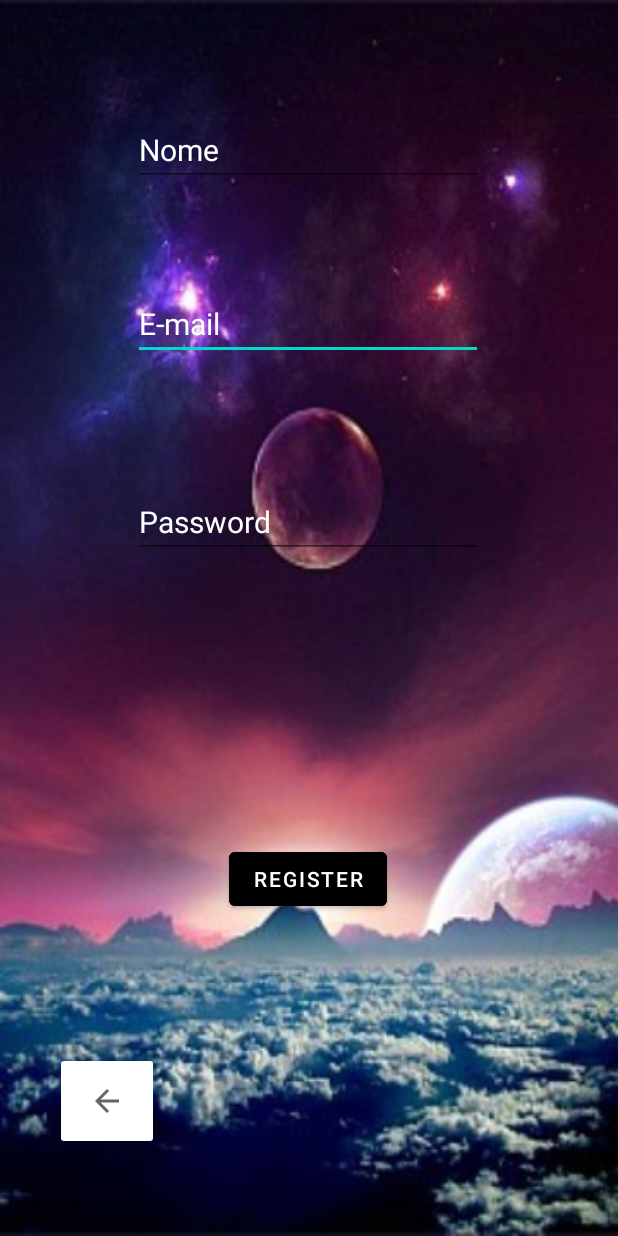
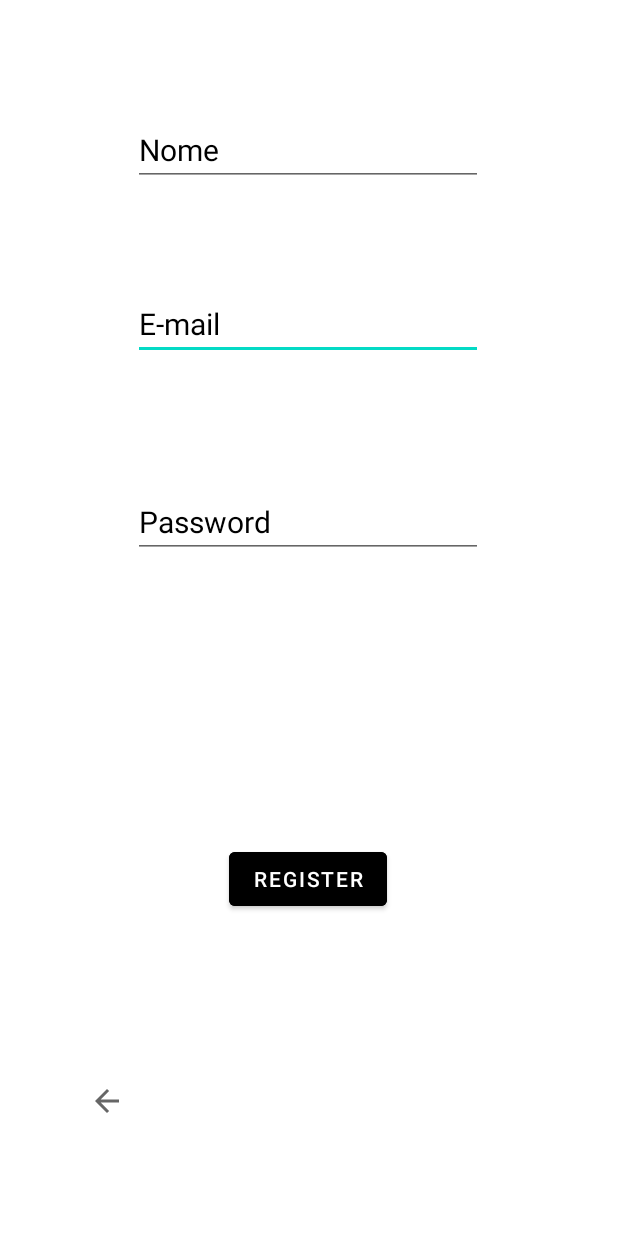
Before and after one commit to ruisoares01/AM2122, an Android app: the Register screen opened directly, with no data from a screen before it, on a phone screen of 412 x 824 dp. Run offline under Robolectric (Android 15) with nearby library versions, the light colour scheme and no system bars; our stand-ins replace Firebase (no records; nobody signed in at launch, a user with empty details on screens opened directly).

Commit message:
codigo atualizado

```diff
--- a/ProjetoAM2/app/src/main/res/layout/activity_register.xml
+++ b/ProjetoAM2/app/src/main/res/layout/activity_register.xml
@@ -4,7 +4,7 @@
     xmlns:tools="http://schemas.android.com/tools"
     android:layout_width="match_parent"
     android:layout_height="match_parent"
-    android:background="@drawable/background1"
+    android:background="@color/white"
     tools:context=".Register">
 
     <EditText
@@ -15,7 +15,7 @@
         android:ems="10"
         android:hint="E-mail"
         android:textSize="20dp"
-        android:textColorHint="@color/white"
+        android:textColorHint="@color/black"
         app:layout_constraintEnd_toEndOf="parent"
         app:layout_constraintHorizontal_bias="0.497"
         app:layout_constraintStart_toStartOf="parent"
@@ -30,7 +30,7 @@
         android:ems="10"
         android:hint="Password"
         android:inputType="textPassword"
-        android:textColorHint="@color/white"
+        android:textColorHint="@color/black"
         android:textSize="20dp"
         app:layout_constraintBottom_toBottomOf="parent"
         app:layout_constraintEnd_toEndOf="parent"
@@ -60,7 +60,7 @@
         android:ems="10"
         android:hint="Nome"
         android:inputType="textPersonName"
-        android:textColorHint="@color/white"
+        android:textColorHint="@color/black"
         android:textSize="20dp"
         app:layout_constraintEnd_toEndOf="parent"
         app:layout_constraintHorizontal_bias="0.497"
```
Also changed, not shown: ProjetoAM2/app/src/main/java/com/example/projetoam2/ChatActivity.kt (+22 -4 lines), ProjetoAM2/app/src/main/java/com/example/projetoam2/Utils/AppUtils.kt (added, +24 -0 lines), ProjetoAM2/app/src/main/res/layout/user_layout.xml (+14 -13 lines), 71 other files.
